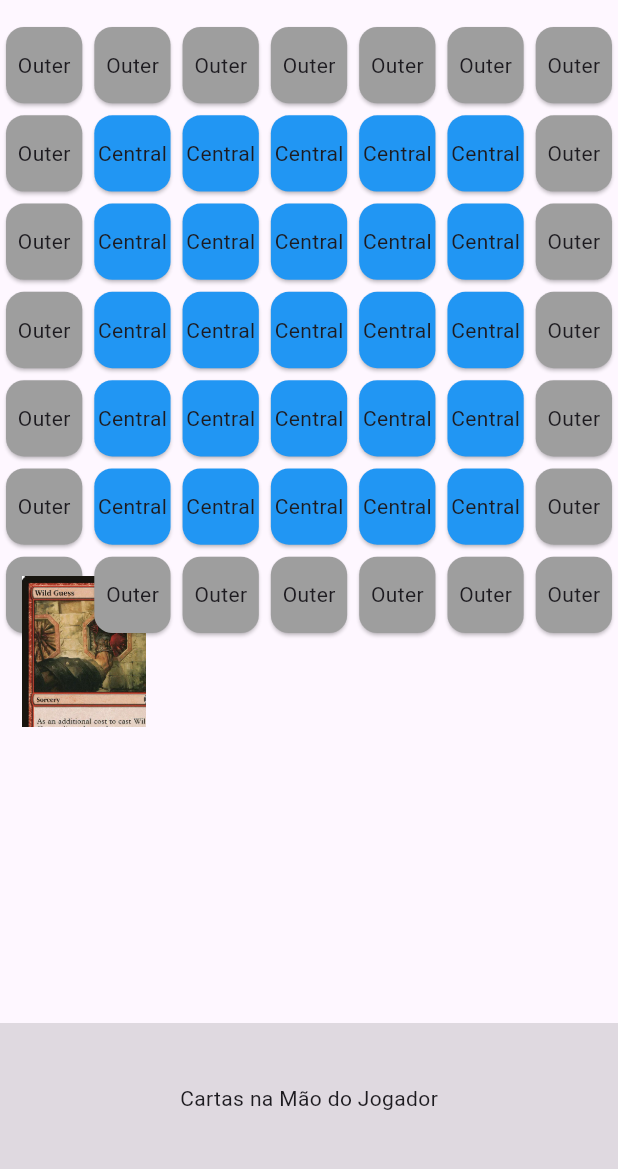
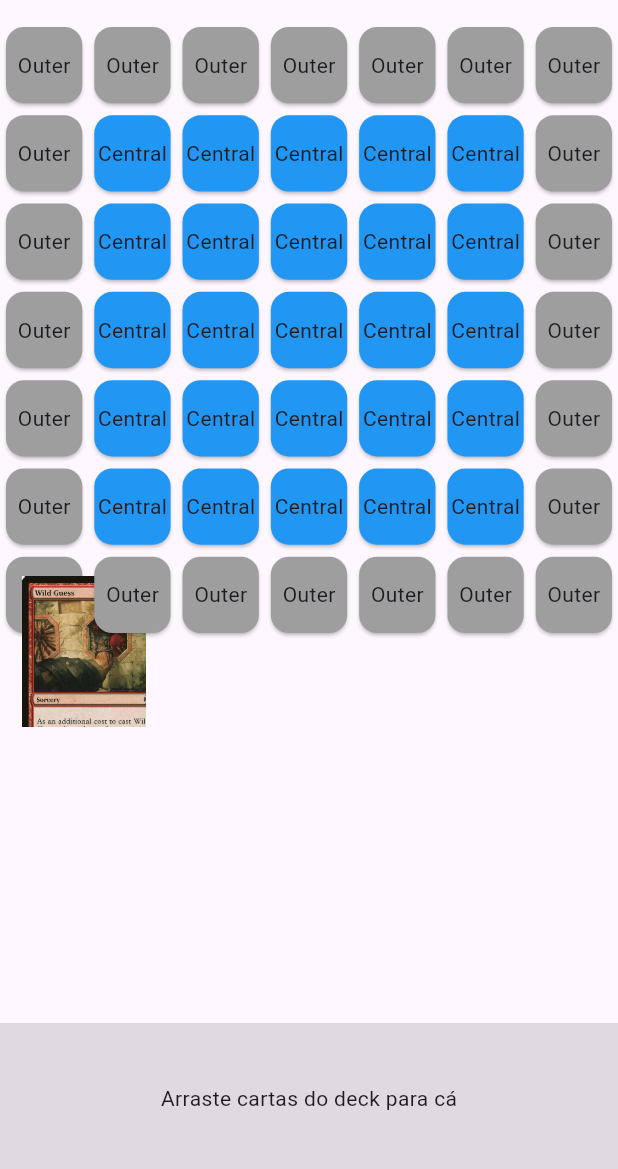
Before and after one commit to Magnoig/alchemy_tcg, a Flutter app: the screen it shows after launch, on a phone screen of 412 x 824 dp, the part 63-1232 px from its top. Run offline on Flutter 3.47's test engine with Material 3 defaults, Android fonts, the phone set to English and light mode, and no system bars; our stand-ins replace flutter_bloc.

Commit message:
"feat: Add drag and drop functionality from hand to board cells"

```diff
--- /dev/null
+++ b/lib/bloc/board_bloc.dart
@@ -0,0 +1,15 @@
+import 'package:flutter_bloc/flutter_bloc.dart';
+import 'board_event.dart';
+import 'board_state.dart';
+
+class BoardBloc extends Bloc<BoardEvent, BoardState> {
+  BoardBloc() : super(BoardState.initial()) {
+    on<PlaceCard>(_onPlaceCard);
+  }
+
+  void _onPlaceCard(PlaceCard event, Emitter<BoardState> emit) {
+    final newBoardCards = Map<String, String>.from(state.boardCards);
+    newBoardCards['${event.row},${event.col}'] = event.cardPath;
+    emit(state.copyWith(boardCards: newBoardCards));
+  }
+}
--- /dev/null
+++ b/lib/bloc/board_event.dart
@@ -0,0 +1,13 @@
+abstract class BoardEvent {}
+
+class PlaceCard extends BoardEvent {
+  final int row;
+  final int col;
+  final String cardPath;
+
+  PlaceCard({
+    required this.row,
+    required this.col,
+    required this.cardPath,
+  });
+}
--- /dev/null
+++ b/lib/bloc/board_state.dart
@@ -0,0 +1,17 @@
+class BoardState {
+  final Map<String, String> boardCards; // key: "row,col", value: cardPath
+
+  BoardState({required this.boardCards});
+
+  factory BoardState.initial() {
+    return BoardState(boardCards: {});
+  }
+
+  BoardState copyWith({
+    Map<String, String>? boardCards,
+  }) {
+    return BoardState(
+      boardCards: boardCards ?? this.boardCards,
+    );
+  }
+}
--- /dev/null
+++ b/lib/bloc/card_deck_bloc.dart
@@ -0,0 +1,16 @@
+import 'package:flutter_bloc/flutter_bloc.dart';
+import 'card_deck_event.dart';
+import 'card_deck_state.dart';
+
+class CardDeckBloc extends Bloc<CardDeckEvent, CardDeckState> {
+  CardDeckBloc() : super(CardDeckState.initial()) {
+    on<RemoveTopCard>(_onRemoveTopCard);
+  }
+
+  void _onRemoveTopCard(RemoveTopCard event, Emitter<CardDeckState> emit) {
+    if (state.cardImages.isNotEmpty) {
+      final newCards = List<String>.from(state.cardImages)..removeLast();
+      emit(state.copyWith(cardImages: newCards));
+    }
+  }
+}
--- /dev/null
+++ b/lib/bloc/card_deck_event.dart
@@ -0,0 +1,3 @@
+abstract class CardDeckEvent {}
+
+class RemoveTopCard extends CardDeckEvent {}
--- /dev/null
+++ b/lib/bloc/card_deck_state.dart
@@ -0,0 +1,42 @@
+class CardDeckState {
+  final List<String> cardImages;
+
+  CardDeckState({required this.cardImages});
+
+  factory CardDeckState.initial() {
+    return CardDeckState(
+      cardImages: [
+        "assets/images/Ancestral Anger.PNG",
+        "assets/images/Circuit Mender.PNG",
+        "assets/images/Crash Through.PNG",
+        "assets/images/Crimson Wisps.PNG",
+        "assets/images/Devilish Valet.PNG",
+        "assets/images/Expedite.PNG",
+        "assets/images/Fireflux Squad.PNG",
+        "assets/images/Humble Defector.PNG",
+        "assets/images/Inferno Titan.PNG",
+        "assets/images/Lava Dart.PNG",
+        "assets/images/Magmatic Insight.PNG",
+        "assets/images/Overmaster.PNG",
+        "assets/images/Pilgrim's Eye.PNG",
+        "assets/images/Reckless Barbarian.PNG",
+        "assets/images/Renegade Tactics.PNG",
+        "assets/images/Rile.PNG",
+        "assets/images/Skyscanner.PNG",
+        "assets/images/Strike It Rich.PNG",
+        "assets/images/Tectonic Giant.PNG",
+        "assets/images/Thores of Chaos.PNG",
+        "assets/images/Warlord's Fury.PNG",
+        "assets/images/Wild Guess.PNG",
+      ],
+    );
+  }
+
+  CardDeckState copyWith({
+    List<String>? cardImages,
+  }) {
+    return CardDeckState(
+      cardImages: cardImages ?? this.cardImages,
+    );
+  }
+}
--- a/lib/widgets/card_deck.dart
+++ b/lib/widgets/card_deck.dart
@@ -1,47 +1,67 @@
 import 'package:flutter/material.dart';
+import 'package:flutter_bloc/flutter_bloc.dart';
+import '../bloc/card_deck_bloc.dart';
+import '../bloc/card_deck_state.dart';
+import '../bloc/card_deck_event.dart';
 
 class CardDeck extends StatelessWidget {
-  final List<String> cardImages = [
-    "assets/images/Ancestral Anger.PNG",
-    "assets/images/Circuit Mender.PNG",
-    "assets/images/Crash Through.PNG",
-    "assets/images/Crimson Wisps.PNG",
-    "assets/images/Devilish Valet.PNG",
-    "assets/images/Expedite.PNG",
-    "assets/images/Fireflux Squad.PNG",
-    "assets/images/Humble Defector.PNG",
-    "assets/images/Inferno Titan.PNG",
-    "assets/images/Lava Dart.PNG",
-    "assets/images/Magmatic Insight.PNG",
-    "assets/images/Overmaster.PNG",
-    "assets/images/Pilgrim's Eye.PNG",
-    "assets/images/Reckless Barbarian.PNG",
-    "assets/images/Renegade Tactics.PNG",
-    "assets/images/Rile.PNG",
-    "assets/images/Skyscanner.PNG",
-    "assets/images/Strike It Rich.PNG",
-    "assets/images/Tectonic Giant.PNG",
-    "assets/images/Thores of Chaos.PNG",
-    "assets/images/Warlord's Fury.PNG",
-    "assets/images/Wild Guess.PNG",
-  ];
-
   @override
   Widget build(BuildContext context) {
+    return BlocBuilder<CardDeckBloc, CardDeckState>(
+      builder: (context, state) {
+        if (state.cardImages.isEmpty) {
+          return Container();
+        }
+
+        String topCard = state.cardImages.last;
+
         return Stack(
-      children: cardImages.asMap().entries.map((entry) {
-        int index = entry.key;
-        String imagePath = entry.value;
+          children: [
+            // Cartas do fundo (não arrastáveis)
+            ...state.cardImages.take(state.cardImages.length - 1).map((imagePath) {
               return Positioned(
-          top: 0.0, // All cards at the same vertical position
-          left: 0.0, // All cards at the same horizontal position
+                top: 0.0,
+                left: 0.0,
                 child: Image.asset(
                   imagePath,
-            width: 100, // Adjust width as needed
-            height: 150, // Adjust height as needed
+                  width: 100,
+                  height: 150,
                 ),
               );
             }).toList(),
+
+            // Carta do topo (arrastável)
+            Positioned(
+              top: 0.0,
+              left: 0.0,
+              child: Draggable<String>(
+                data: topCard,
+                onDragCompleted: () {
+                  context.read<CardDeckBloc>().add(RemoveTopCard());
+                },
+                feedback: Image.asset(
+                  topCard,
+                  width: 100,
+                  height: 150,
+                ),
+                childWhenDragging: Opacity(
+                  opacity: 0.5,
+                  child: Image.asset(
+                    topCard,
+                    width: 100,
+                    height: 150,
+                  ),
+                ),
+                child: Image.asset(
+                  topCard,
+                  width: 100,
+                  height: 150,
+                ),
+              ),
+            ),
+          ],
+        );
+      },
     );
   }
 }
--- a/lib/widgets/card_grid.dart
+++ b/lib/widgets/card_grid.dart
@@ -2,10 +2,21 @@ import 'package:flutter/material.dart';
 import 'package:flutter_bloc/flutter_bloc.dart';
 import '../bloc/card_grid_bloc.dart';
 import '../bloc/card_grid_state.dart';
+import '../bloc/card_deck_bloc.dart';
+import '../bloc/board_bloc.dart';
+import '../bloc/board_state.dart';
+import '../bloc/board_event.dart';
 import 'card_deck.dart';
 
-class CardGrid extends StatelessWidget {
-  Widget _buildGridCell(int row, int col, double cellSize) {
+class CardGrid extends StatefulWidget {
+  @override
+  _CardGridState createState() => _CardGridState();
+}
+
+class _CardGridState extends State<CardGrid> {
+  List<String> playerHand = [];
+
+  Widget _buildGridCell(int row, int col, double cellSize, BuildContext context) {
     // Célula do Deck
     if (row == 6 && col == 0) {
       return Stack(
@@ -18,26 +29,113 @@ class CardGrid extends StatelessWidget {
             ),
           ),
           Positioned(
-            bottom: -cellSize, // Ajustado para ficar mais acima
-            right: -cellSize*0.65, // Ajustado para centralizar horizontalmente
+            bottom: -cellSize,
+            right: -cellSize*0.65,
             child: SizedBox(
-              width: cellSize * 1.4, // Aumentado para dar mais espaço para as cartas
-              height: cellSize * 1.8, // Aumentado proporcionalmente
+              width: cellSize * 1.4,
+              height: cellSize * 1.8,
+              child: BlocProvider(
+                create: (context) => CardDeckBloc(),
                 child: CardDeck(),
+              ),
             ),
           ),
         ],
       );
     }
 
-    // Células centrais (5x5)
+    // Células centrais (5x5) e outras células do tabuleiro
     bool isCentral = row >= 1 && row <= 5 && col >= 1 && col <= 5;
 
-    return Card(
+    return BlocBuilder<BoardBloc, BoardState>(
+      builder: (context, state) {
+        final cardKey = '$row,$col';
+        final cardInCell = state.boardCards[cardKey];
+
+        return DragTarget<String>(
+          builder: (context, candidateData, rejectedData) {
+            return Stack(
+              children: [
+                Card(
                   color: isCentral ? Colors.blue : Colors.grey,
                   child: Center(
                     child: Text(isCentral ? 'Central' : 'Outer'),
                   ),
+                ),
+                if (cardInCell != null)
+                  Positioned.fill(
+                    child: Image.asset(
+                      cardInCell,
+                      fit: BoxFit.contain,
+                    ),
+                  ),
+              ],
+            );
+          },
+          onWillAccept: (data) => true,
+          onAccept: (cardPath) {
+            context.read<BoardBloc>().add(PlaceCard(
+              row: row,
+              col: col,
+              cardPath: cardPath,
+            ));
+            setState(() {
+              playerHand.remove(cardPath);
+            });
+          },
+        );
+      },
+    );
+  }
+
+  Widget _buildPlayerHand() {
+    return DragTarget<String>(
+      builder: (context, candidateData, rejectedData) {
+        return Container(
+          height: 100,
+          color: Colors.black12,
+          child: playerHand.isEmpty
+              ? const Center(
+                  child: Text('Arraste cartas do deck para cá'),
+                )
+              : ListView.builder(
+                  scrollDirection: Axis.horizontal,
+                  itemCount: playerHand.length,
+                  itemBuilder: (context, index) {
+                    final cardPath = playerHand[index];
+                    return Padding(
+                      padding: const EdgeInsets.all(8.0),
+                      child: Draggable<String>(
+                        data: cardPath,
+                        feedback: Image.asset(
+                          cardPath,
+                          height: 80,
+                          fit: BoxFit.contain,
+                        ),
+                        childWhenDragging: Opacity(
+                          opacity: 0.5,
+                          child: Image.asset(
+                            cardPath,
+                            height: 80,
+                            fit: BoxFit.contain,
+                          ),
+                        ),
+                        child: Image.asset(
+                          cardPath,
+                          height: 80,
+                          fit: BoxFit.contain,
+                        ),
+                      ),
+                    );
+                  },
+                ),
+        );
+      },
+      onAccept: (String cardPath) {
+        setState(() {
+          playerHand.add(cardPath);
+        });
+      },
     );
   }
 
@@ -46,7 +144,9 @@ class CardGrid extends StatelessWidget {
     final screenWidth = MediaQuery.of(context).size.width;
     final cellSize = screenWidth / 7;
 
-    return Scaffold(
+    return BlocProvider(
+      create: (context) => BoardBloc(),
+      child: Scaffold(
         appBar: AppBar(
           title: Text('Jogo de Cartas'),
         ),
@@ -66,7 +166,7 @@ class CardGrid extends StatelessWidget {
                         itemBuilder: (context, index) {
                           final row = index ~/ 7;
                           final col = index % 7;
-                        return _buildGridCell(row, col, cellSize);
+                          return _buildGridCell(row, col, cellSize, context);
                         },
                       );
                     },
@@ -74,14 +174,9 @@ class CardGrid extends StatelessWidget {
                 },
               ),
             ),
-          Container(
-            height: 100,
-            color: Colors.black12,
-            child: Center(
-              child: Text('Cartas na Mão do Jogador'),
+            _buildPlayerHand(),
+          ],
         ),
-          ),
-        ],
       ),
     );
   }
```
Lines whose indentation alone changed are shown as unchanged.
